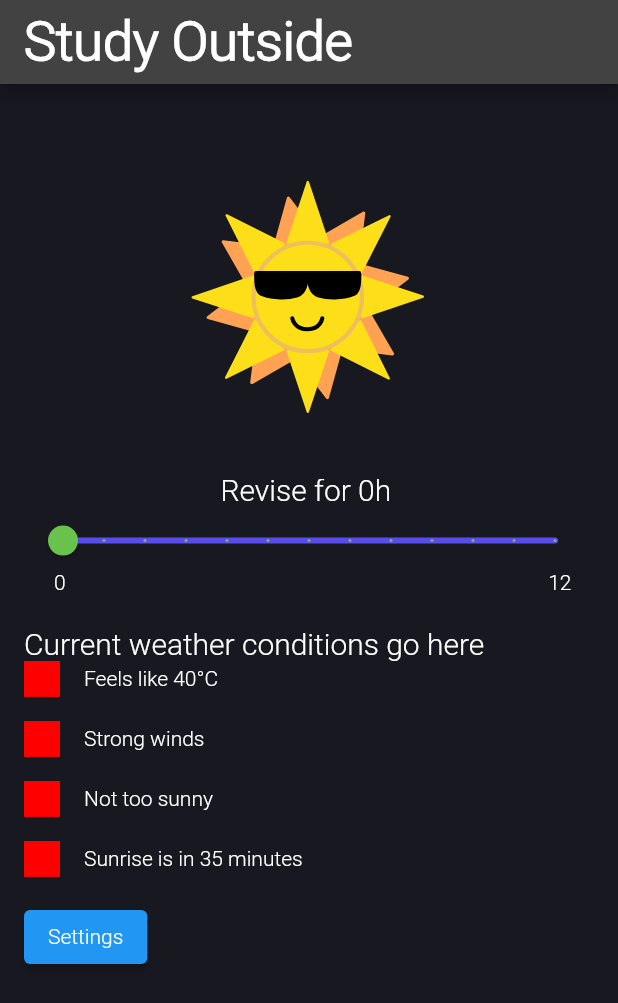
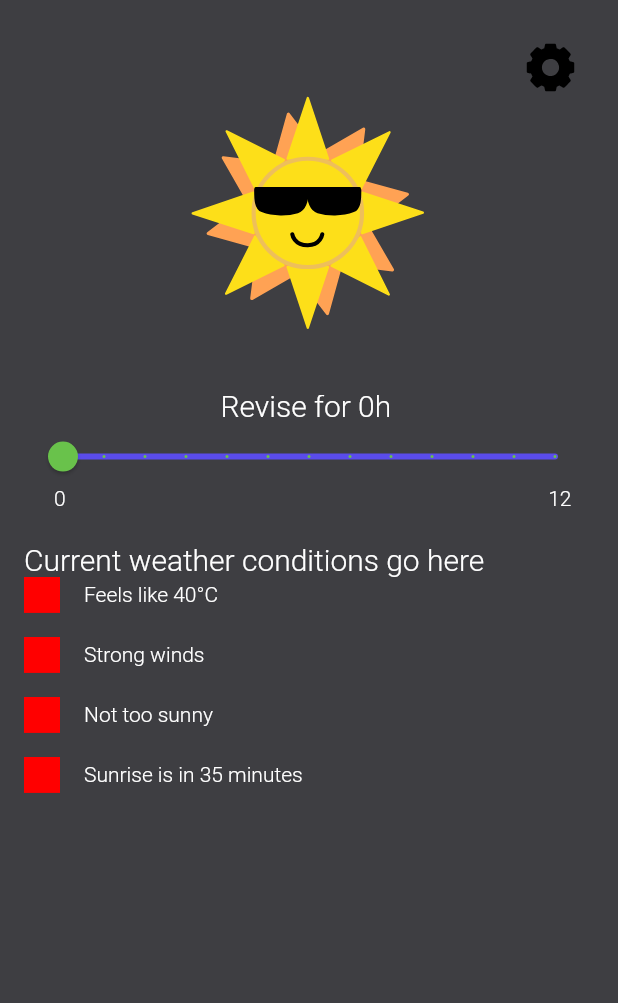
Before and after one commit to losmi247/weather-app, a Flutter app: the screen it shows after launch, on a phone screen of 412 x 824 dp. Shown: the top 1003 px of the screen. Run offline on Flutter 3.47's test engine with Material 2 defaults, Android fonts, the phone set to English and light mode, and no system bars; our stand-ins replace flutter_svg.

Commit message:
settings button icon

```diff
--- a/lib/main.dart
+++ b/lib/main.dart
@@ -1,6 +1,5 @@
 import 'package:flutter/material.dart';
 import 'package:flutter_application_1/pallete.dart';
-import 'package:flutter_application_1/screen1.dart';
 import 'package:flutter_application_1/study_outside_screen.dart';
 
 void main() {
--- a/lib/pallete.dart
+++ b/lib/pallete.dart
@@ -1,7 +1,7 @@
 import 'package:flutter/material.dart';
 
 class Pallete {
-  static const Color backgroundColor = Color.fromRGBO(24, 24, 32, 1);
+  static const Color backgroundColor = Color.fromRGBO(62, 62, 66, 1);
   static const Color gradient1 = Color.fromRGBO(187, 63, 221, 1);
   static const Color gradient2 = Color.fromRGBO(251, 109, 169, 1);
   static const Color gradient3 = Color.fromRGBO(255, 159, 124, 1);
--- a/lib/study_outside_screen.dart
+++ b/lib/study_outside_screen.dart
@@ -20,14 +20,14 @@ class _StudyOutsideScreenState extends State<StudyOutsideScreen> {
   @override
   Widget build(BuildContext context) {
     return Scaffold(
-      appBar: AppBar(
+      /*appBar: AppBar(
         /*leading: IconButton(
           icon: Icon(Icons.arrow_back_ios_new_sharp),
           onPressed: () => Navigator.pop(context),
         ),*/
         title: Text('Study Outside'),
         //automaticallyImplyLeading: false,
-      ),
+      ),*/
       body: Container(
         //move top of container to top of screen
         alignment: AlignmentDirectional.topCenter,
@@ -37,16 +37,32 @@ class _StudyOutsideScreenState extends State<StudyOutsideScreen> {
           crossAxisAlignment: CrossAxisAlignment.start,
           children: <Widget>[
             SizedBox(
-              height: MediaQuery.of(context).size.height *
-                  0.3, // 30% of screen height
+              height: MediaQuery.of(context).size.height * 0.3, // 30% of screen height
               //child: Expanded(
-                child: Container(
+                child: Stack(
+                    children: [
+                      Container(
                         alignment: AlignmentDirectional.center,
                         child: SvgPicture.asset("assets/images/sun.svg", fit: BoxFit.contain,)
                         // child: Text(
                         //   'Graphic goes here',
                         //   style: TextStyle(fontSize: 32.0),
                         // ),
+                      ),
+                      Positioned(
+                        top: 5,
+                        right: 5,
+                        /// Button to go to 'Settings' screen
+                        child: IconButton(
+                          icon: SvgPicture.asset("assets/images/gear.svg"),
+                          onPressed: () {
+                            /// push the 'Settings' screen and wait for updated preferences
+                            awaitReturnPreferencesFromSettingsScreen(context);
+                          },
+                          //child: Text('Settings'),
+                        ),
+                      ),
+                    ]
                 ),
               //),
             ),
@@ -142,14 +158,6 @@ class _StudyOutsideScreenState extends State<StudyOutsideScreen> {
               ],
             ),
             SizedBox(height: 16.0),
-            /// Button to go to 'Settings' screen
-            ElevatedButton(
-              onPressed: () {
-                /// push the 'Settings' screen and wait for updated preferences
-                awaitReturnPreferencesFromSettingsScreen(context);
-              },
-              child: Text('Settings'),
-            ),
           ],
         ),
       ),
--- a/pubspec.yaml
+++ b/pubspec.yaml
@@ -94,6 +94,8 @@ flutter:
   assets:
     - assets/images/sun.svg
     - assets/images/red.svg
+    - assets/images/cloud.svg
+    - assets/images/gear.svg
 
   fonts:
     - family: Roboto
```
Also changed, not shown: assets/images/gear.svg (added). Lines whose indentation alone changed are shown as unchanged.
